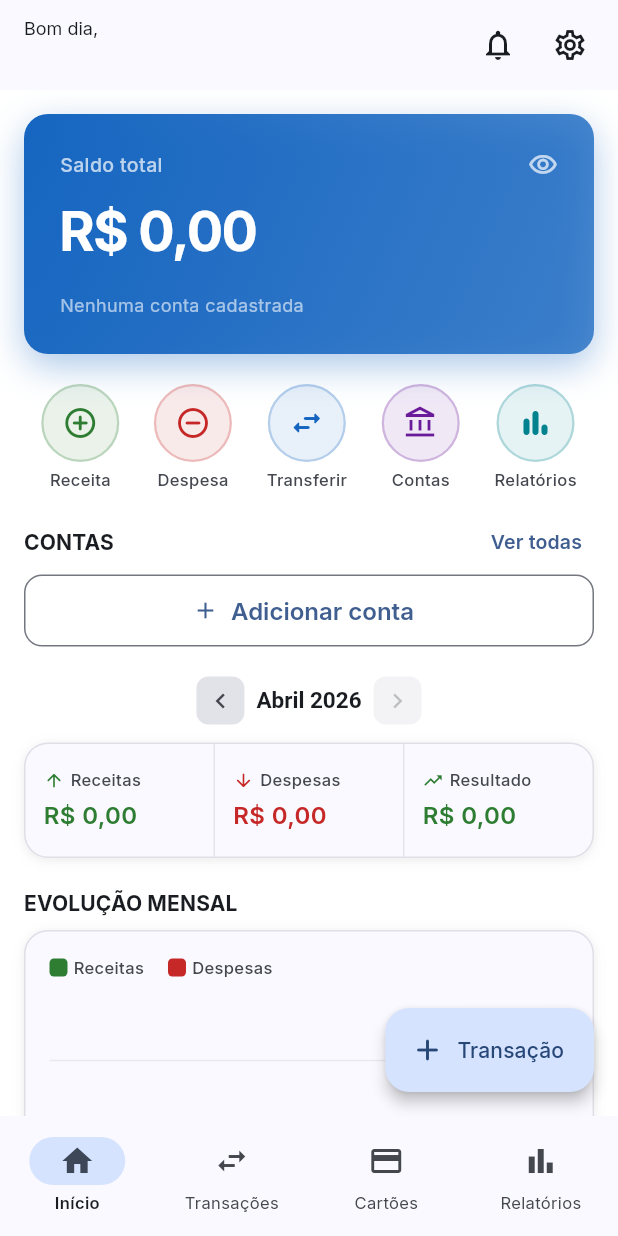
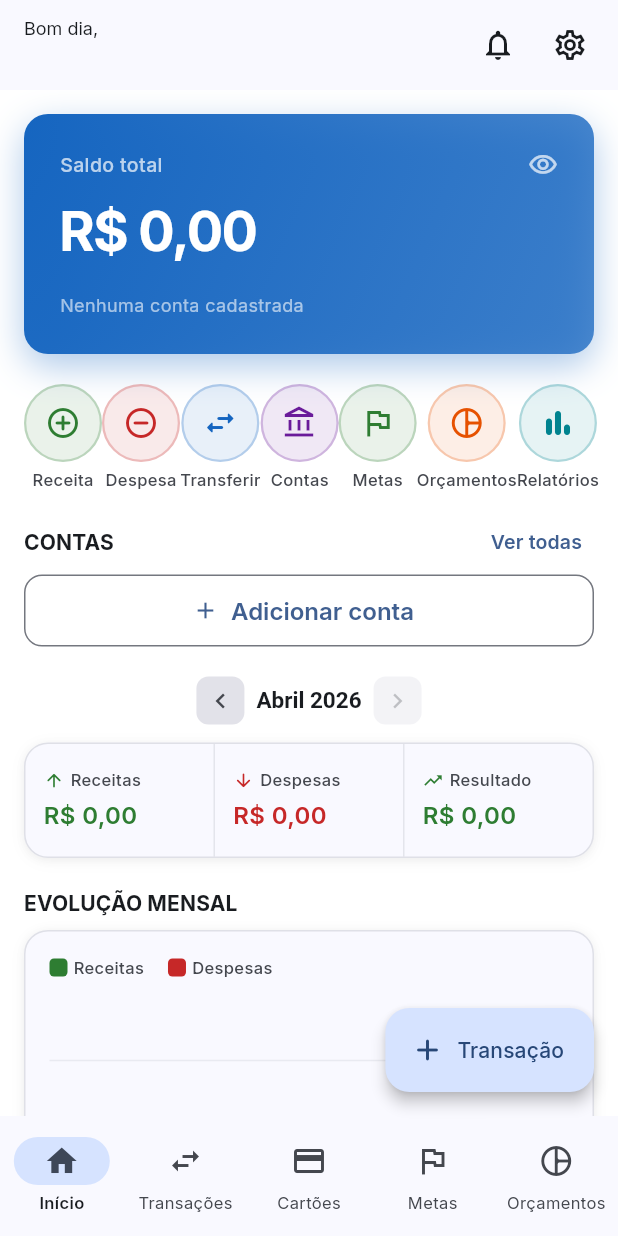
Before and after one commit to marceloitaipu/controle-financeiro, a Flutter app: the HomePage screen opened by its route, on a phone screen of 412 x 824 dp. Run offline on Flutter 3.47's test engine with Material 3 defaults, Android fonts, the phone set to English and light mode, and no system bars; drawn by our look-alikes of fl_chart; our stand-ins replace cached_network_image, cloud_firestore, csv, dartz, equatable, file_picker and 21 more; accounts and stored records are empty; generated files the repository leaves out were written again.

Commit message:
Adicionar Metas e Orcamentos na navegacao

```diff
--- a/lib/features/home/presentation/pages/home_page.dart
+++ b/lib/features/home/presentation/pages/home_page.dart
@@ -88,9 +88,14 @@ class HomePage extends ConsumerWidget {
             label: 'Cartões',
           ),
           NavigationDestination(
-            icon: Icon(Icons.bar_chart_outlined),
-            selectedIcon: Icon(Icons.bar_chart),
-            label: 'Relatórios',
+            icon: Icon(Icons.flag_outlined),
+            selectedIcon: Icon(Icons.flag),
+            label: 'Metas',
+          ),
+          NavigationDestination(
+            icon: Icon(Icons.pie_chart_outline_rounded),
+            selectedIcon: Icon(Icons.pie_chart_rounded),
+            label: 'Orçamentos',
           ),
         ],
         onDestinationSelected: (index) {
@@ -100,7 +105,9 @@ class HomePage extends ConsumerWidget {
             case 2:
               context.push(AppRoutes.creditCards);
             case 3:
-              context.push(AppRoutes.reports);
+              context.push(AppRoutes.goals);
+            case 4:
+              context.push(AppRoutes.budgets);
           }
         },
       ),
--- a/lib/features/home/presentation/widgets/quick_actions_row.dart
+++ b/lib/features/home/presentation/widgets/quick_actions_row.dart
@@ -50,6 +50,18 @@ class QuickActionsRow extends StatelessWidget {
             label: 'Contas',
             color: const Color(0xFF6A1B9A),
             onTap: () => context.push(AppRoutes.accounts),
+          ),
+          _QuickAction(
+            icon: Icons.flag_outlined,
+            label: 'Metas',
+            color: const Color(0xFF2E7D32),
+            onTap: () => context.push(AppRoutes.goals),
+          ),
+          _QuickAction(
+            icon: Icons.pie_chart_outline_rounded,
+            label: 'Orçamentos',
+            color: const Color(0xFFE65100),
+            onTap: () => context.push(AppRoutes.budgets),
           ),
           _QuickAction(
             icon: Icons.bar_chart_rounded,
```
